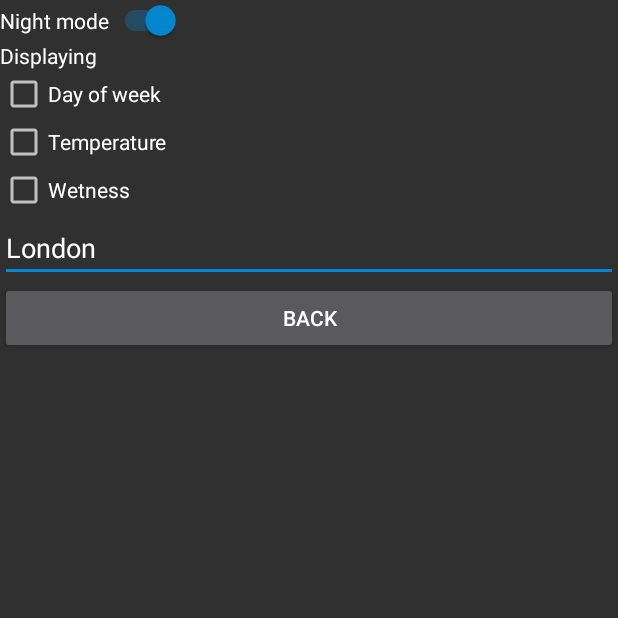
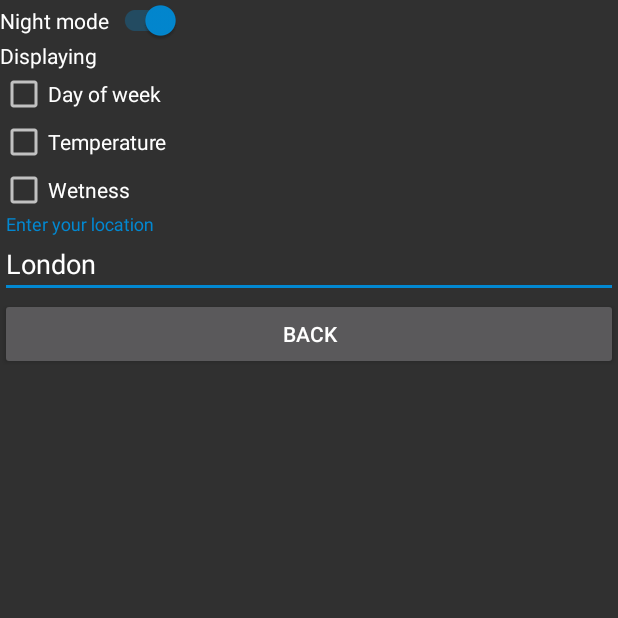
Before and after one commit to niww1919/AndroidBase, an Android app: the WeatherSettingsActivity screen opened directly, with no data from a screen before it, on a phone screen of 412 x 824 dp, the top half of it. Run offline under Robolectric (Android 15) with nearby library versions, the phone set to English and light mode, and no system bars.

```diff
--- a/app/src/main/java/com/example/andoidbasecourse/WeatherSettingsActivity.java
+++ b/app/src/main/java/com/example/andoidbasecourse/WeatherSettingsActivity.java
@@ -3,13 +3,14 @@ package com.example.andoidbasecourse;
 import android.os.Bundle;
 import android.view.View;
 import android.widget.CompoundButton;
-import android.widget.EditText;
 import android.widget.LinearLayout;
 import android.widget.ListView;
 import android.widget.TextView;
 
 import androidx.annotation.NonNull;
 import androidx.appcompat.widget.SwitchCompat;
+
+import com.google.android.material.textfield.TextInputEditText;
 
 public class WeatherSettingsActivity extends BaseActivity {
 
@@ -20,7 +21,7 @@ public class WeatherSettingsActivity extends BaseActivity {
     LinearLayout linearLayout;
     SwitchCompat aSwitchSetDarkTheme;
     String city;
-    EditText etYourLocation;
+    TextInputEditText etYourLocation;
 
 
 
--- a/app/src/main/res/layout/activity_weather_settings.xml
+++ b/app/src/main/res/layout/activity_weather_settings.xml
@@ -48,13 +48,19 @@
 
 
 
-            <EditText
+        <com.google.android.material.textfield.TextInputLayout
+            android:layout_width="match_parent"
+            android:layout_height="match_parent"
+            android:layout_weight="1">
+
+            <com.google.android.material.textfield.TextInputEditText
                 android:id="@+id/etYourLocation"
                 android:layout_width="match_parent"
                 android:layout_height="wrap_content"
                 android:hint="Enter your location"
 
                 />
+        </com.google.android.material.textfield.TextInputLayout>
 
 
 
```
